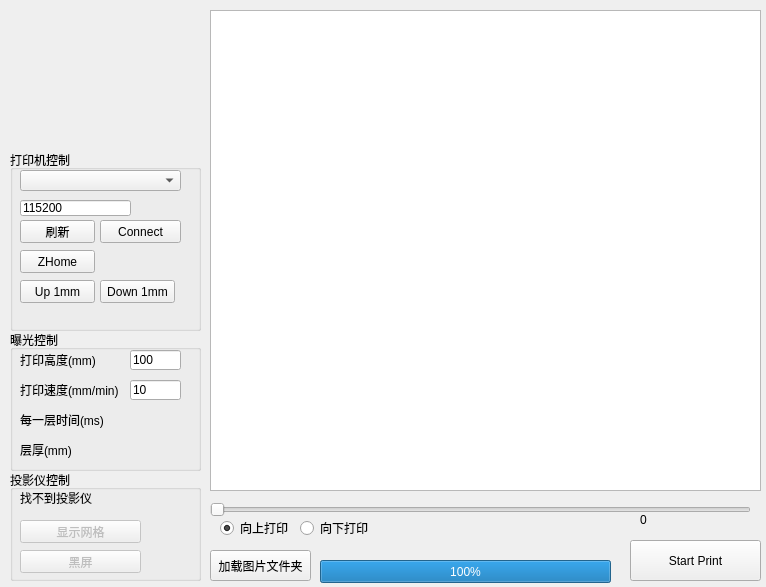
KittenBot/DLPPrinter, file DIGui.ui: the form before one commit.
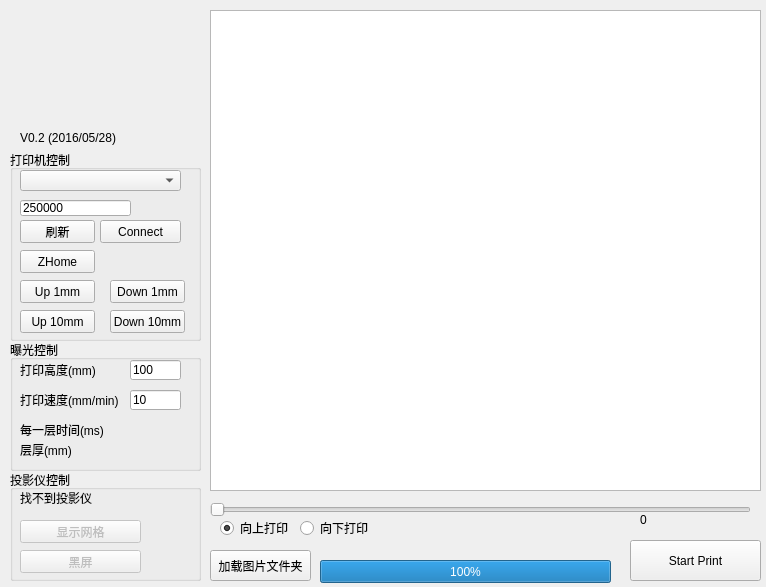
The form after the commit. Icons and pictures are not drawn.

What changed in the file:
```diff
--- a/DIGui.ui
+++ b/DIGui.ui
@@ -88,9 +88,9 @@
    <property name="geometry">
     <rect>
      <x>10</x>
-     <y>330</y>
+     <y>340</y>
      <width>191</width>
-     <height>141</height>
+     <height>131</height>
     </rect>
    </property>
    <property name="title">
@@ -164,9 +164,9 @@
    <widget class="QLabel" name="labelExpTime">
     <property name="geometry">
      <rect>
-      <x>120</x>
+      <x>100</x>
       <y>80</y>
-      <width>51</width>
+      <width>81</width>
       <height>20</height>
      </rect>
     </property>
@@ -178,7 +178,7 @@
     <property name="geometry">
      <rect>
       <x>10</x>
-      <y>110</y>
+      <y>100</y>
       <width>81</width>
       <height>20</height>
      </rect>
@@ -190,9 +190,9 @@
    <widget class="QLabel" name="labelLayerHeight">
     <property name="geometry">
      <rect>
-      <x>120</x>
+      <x>100</x>
       <y>110</y>
-      <width>51</width>
+      <width>81</width>
       <height>20</height>
      </rect>
     </property>
@@ -223,7 +223,7 @@
      <x>10</x>
      <y>150</y>
      <width>191</width>
-     <height>181</height>
+     <height>191</height>
     </rect>
    </property>
    <property name="title">
@@ -288,7 +288,7 @@
      </rect>
     </property>
     <property name="text">
-     <string>115200</string>
+     <string>250000</string>
     </property>
    </widget>
    <widget class="QPushButton" name="btnUp1mm">
@@ -307,7 +307,7 @@
    <widget class="QPushButton" name="btnDown1mm">
     <property name="geometry">
      <rect>
-      <x>90</x>
+      <x>100</x>
       <y>130</y>
       <width>75</width>
       <height>23</height>
@@ -317,6 +317,32 @@
      <string>Down 1mm</string>
     </property>
    </widget>
+   <widget class="QPushButton" name="btnUp10mm">
+    <property name="geometry">
+     <rect>
+      <x>10</x>
+      <y>160</y>
+      <width>75</width>
+      <height>23</height>
+     </rect>
+    </property>
+    <property name="text">
+     <string>Up 10mm</string>
+    </property>
+   </widget>
+   <widget class="QPushButton" name="btnDown10mm">
+    <property name="geometry">
+     <rect>
+      <x>100</x>
+      <y>160</y>
+      <width>75</width>
+      <height>23</height>
+     </rect>
+    </property>
+    <property name="text">
+     <string>Down 10mm</string>
+    </property>
+   </widget>
   </widget>
   <widget class="QGraphicsView" name="graphicsView">
    <property name="geometry">
@@ -355,8 +381,8 @@
     <rect>
      <x>20</x>
      <y>10</y>
-     <width>171</width>
-     <height>121</height>
+     <width>181</width>
+     <height>111</height>
     </rect>
    </property>
    <property name="styleSheet">
@@ -427,6 +453,19 @@
     <bool>true</bool>
    </property>
   </widget>
+  <widget class="QLabel" name="label_6">
+   <property name="geometry">
+    <rect>
+     <x>20</x>
+     <y>130</y>
+     <width>171</width>
+     <height>16</height>
+    </rect>
+   </property>
+   <property name="text">
+    <string>V0.2 (2016/05/28)</string>
+   </property>
+  </widget>
  </widget>
  <resources>
   <include location="image.qrc"/>
```
